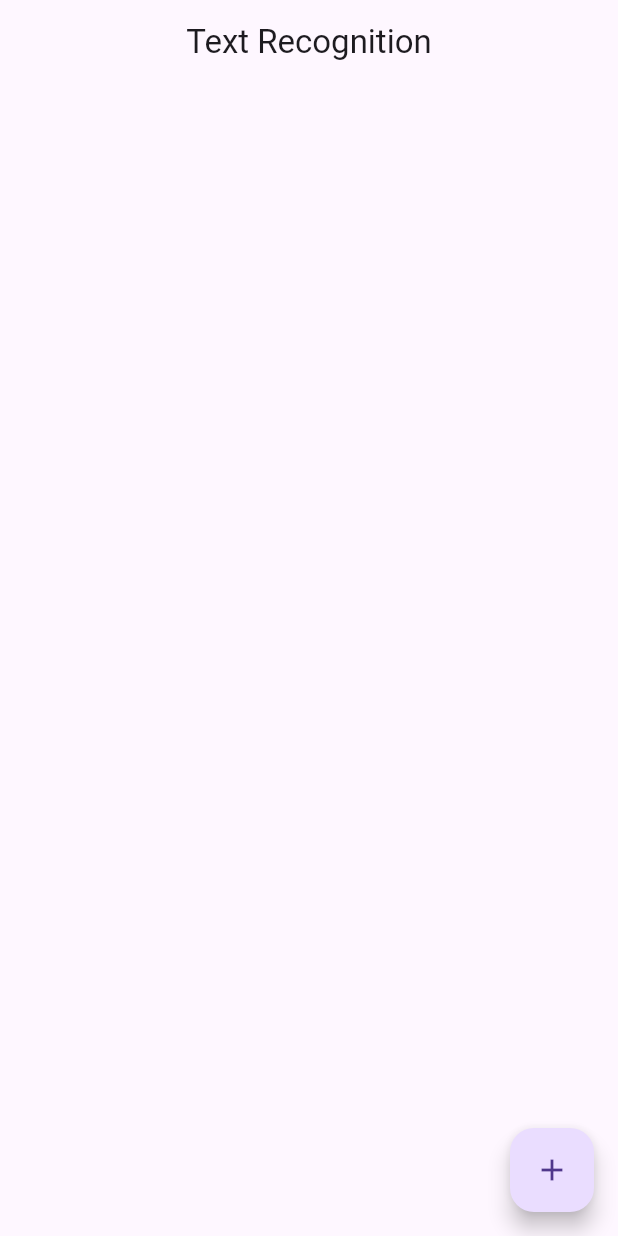
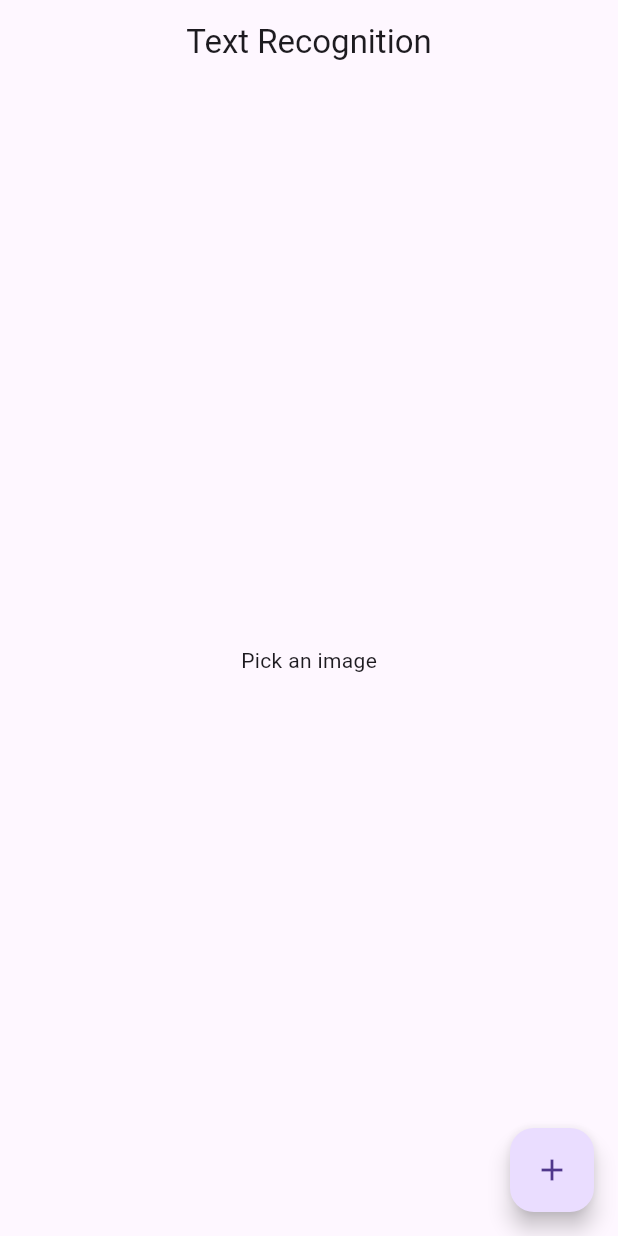
Before and after one commit to prabashwara65/Flutter-Ml, a Flutter app: the screen it shows after launch, after a tap on the "add" icon, on a phone screen of 412 x 824 dp. Run offline on Flutter 3.47's test engine with Material 3 defaults, Android fonts, the phone set to English and light mode, and no system bars; missing offline and left inert: gallery_picker.

```diff
--- a/lib/screens/home_page.dart
+++ b/lib/screens/home_page.dart
@@ -4,8 +4,14 @@ import 'package:flutter/material.dart';
 import 'package:gallery_picker/gallery_picker.dart';
 import 'package:gallery_picker/models/media_file.dart';
 
-class HomePage extends StatelessWidget {
+class HomePage extends StatefulWidget {
+  @override
+  _HomePageState createState() => _HomePageState();
+}
+
+class _HomePageState extends State<HomePage> {
   File? selectedMedia;
+
   @override
   Widget build(BuildContext context) {
     return Scaffold(
@@ -13,13 +19,28 @@ class HomePage extends StatelessWidget {
         centerTitle: true,
         title: const Text('Text Recognition'),
       ),
+      body: _buildUI(),
       floatingActionButton: FloatingActionButton(
         onPressed: () async {
           List<MediaFile>? media = await GalleryPicker.pickMedia(context: context, singleMedia: true);
-          // Do something with the selected media if needed
+
+          if (media != null && media.isNotEmpty) {
+            var data = await media.first.getFile();
+            setState(() {
+              selectedMedia = data;
+            });
+          }
         },
         child: const Icon(Icons.add),
       ),
     );
   }
+
+  Widget _buildUI() {
+    return Center(
+      child: selectedMedia == null
+        ? const Text("Pick an image")
+        : Image.file(selectedMedia!, width: 200),
+    );
+  }
 }
```
